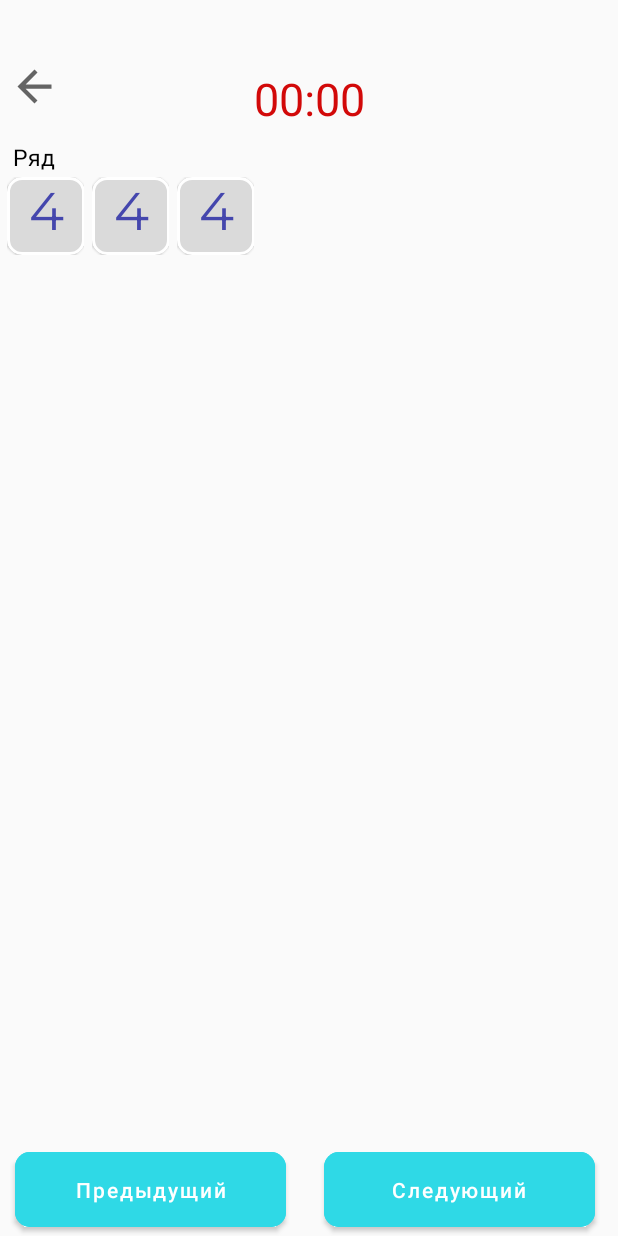
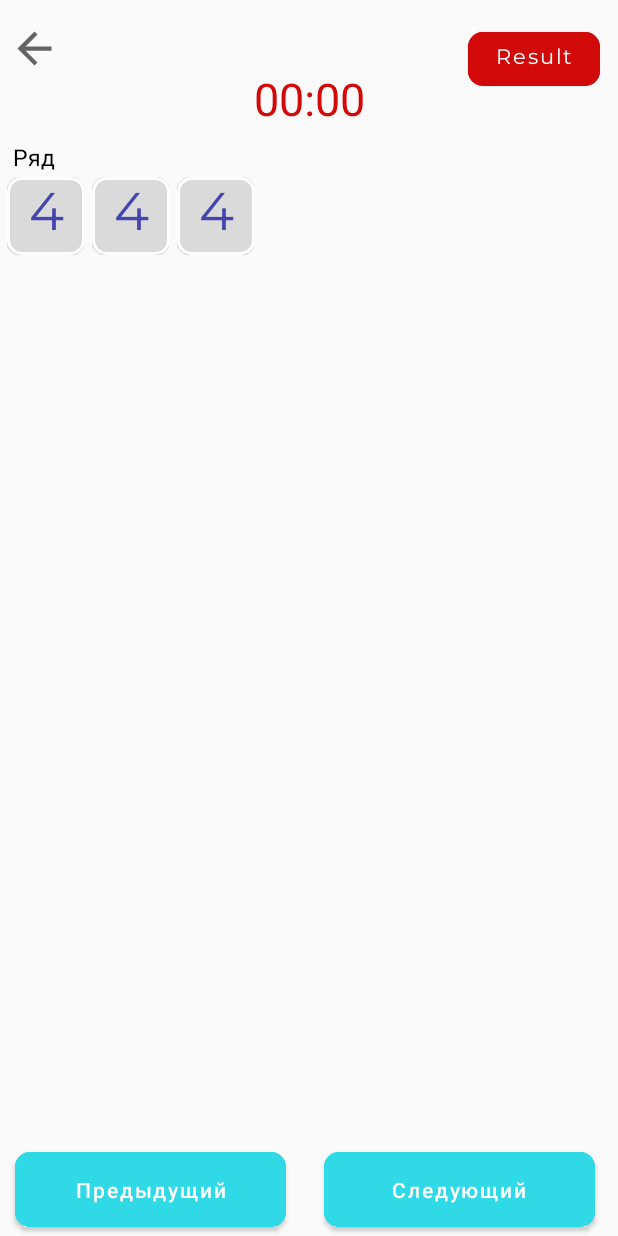
Before and after one commit to RenHeyzer/IntellectMemory, an Android app: the layout fragment_answer_random_numbers.xml on its own in the app's theme, with its tools: preview values and no code run, on a phone screen of 412 x 824 dp. Run offline under Robolectric (Android 15) with nearby library versions, the phone set to English and light mode, and no system bars.

Commit message:
reformat code, and added button "Result"

```diff
--- a/app/src/main/res/layout/fragment_answer_random_numbers.xml
+++ b/app/src/main/res/layout/fragment_answer_random_numbers.xml
@@ -6,13 +6,12 @@
     android:layout_height="match_parent"
     tools:context=".presentation.ui.fragments.game.randomnumbers.GameRandomNumbersFragment">
 
-
     <ImageView
         android:id="@+id/btn_back"
         android:layout_width="wrap_content"
         android:layout_height="wrap_content"
+        android:layout_marginTop="@dimen/fifteen_dp"
         android:src="@drawable/ic_arrow_back_24"
-        app:layout_constraintBottom_toTopOf="@id/horizontal_guid_top"
         app:layout_constraintLeft_toLeftOf="parent"
         app:layout_constraintRight_toLeftOf="@id/guideline1_left"
         app:layout_constraintTop_toTopOf="parent" />
@@ -31,6 +30,7 @@
         app:layout_constraintTop_toTopOf="parent" />
 
     <TextView
+        android:id="@+id/row"
         android:layout_width="wrap_content"
         android:layout_height="wrap_content"
         android:text="Ряд"
@@ -124,4 +124,18 @@
         app:layout_constraintLeft_toLeftOf="@id/guidLine2_center"
         app:layout_constraintRight_toRightOf="parent" />
 
+    <com.google.android.material.button.MaterialButton
+        android:id="@+id/btn_result"
+        android:layout_width="wrap_content"
+        android:layout_height="wrap_content"
+        android:layout_marginTop="@dimen/fifteen_dp"
+        android:layout_marginEnd="@dimen/twelve_dp"
+        android:backgroundTint="@color/red"
+        android:fontFamily="@font/montserrat"
+        android:text="@string/text_result"
+        android:textAllCaps="false"
+        android:textSize="@dimen/fourteen_sp"
+        app:cornerRadius="@dimen/ten_dp"
+        app:layout_constraintEnd_toEndOf="parent"
+        app:layout_constraintTop_toTopOf="parent" />
 </androidx.constraintlayout.widget.ConstraintLayout>
```
